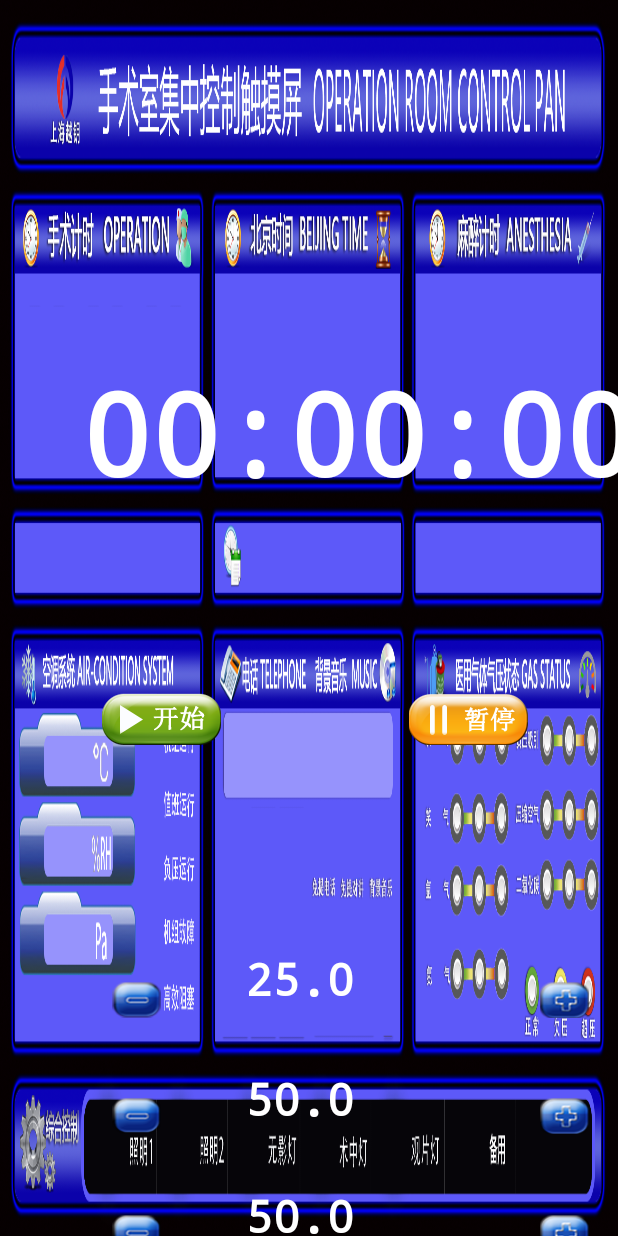
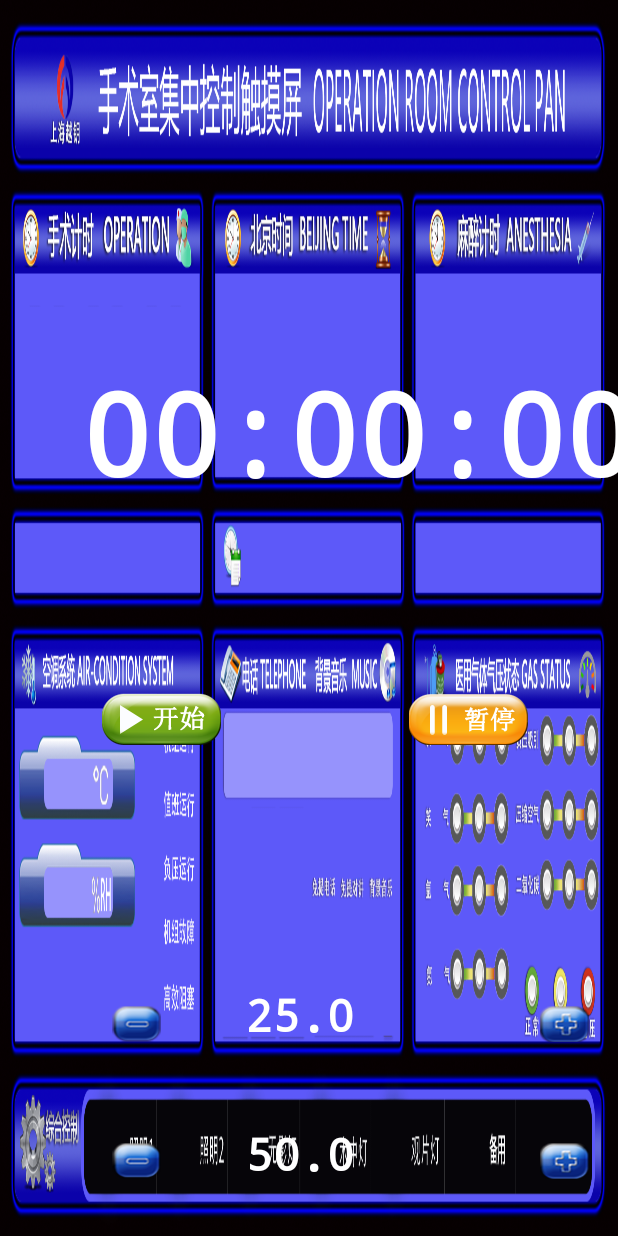
Before and after one commit to fanyouer/TpanleWithPulse, an Android app: the screen it shows after launch (NewProjectTpanelActivity), on a phone screen of 412 x 824 dp. Run offline under Robolectric (Android 15) with nearby library versions, the phone set to English and light mode, and no system bars; 6 statements that could not run were skipped.

Commit message:
无压差基础版备份

```diff
--- a/app/src/main/java/it/ma/tpanel/action/NewProjectTpanelActivity.java
+++ b/app/src/main/java/it/ma/tpanel/action/NewProjectTpanelActivity.java
@@ -206,8 +206,8 @@ public class NewProjectTpanelActivity extends Activity {
         ButDown_shidu = (Button) findViewById(R.id.shidu_down_id);
         ButUp_shidu = (Button) findViewById(R.id.shidu_up_id);
 
-        ButDown_Yacha = (Button) findViewById(R.id.yacha_down_id);
-        ButUp_yacha = (Button) findViewById(R.id.yacha_up_id);
+        //ButDown_Yacha = (Button) findViewById(R.id.yacha_down_id);
+       // ButUp_yacha = (Button) findViewById(R.id.yacha_up_id);
         ButJizu_start_stop = (Button) findViewById(R.id.jizhustart_stop);
         ButZhiban_start_stop = (Button) findViewById(R.id.zhibanstart_stop);
         ButFuya_start_stop = (Button) findViewById(R.id.fuyastart_stop);
@@ -238,8 +238,7 @@ public class NewProjectTpanelActivity extends Activity {
         ButMusic_dongTai = (Button) findViewById(R.id.yinyuedongdai_id);
         tv_WenduDispay = (TextView) findViewById(R.id.tv_wendudisplay_id);
         tv_ShiduDispay = (TextView) findViewById(R.id.tv_shidudisplay_id);
-        tv_YaChaDispay = (TextView) findViewById(R.id.tv_yachadisplay_id);
-
+       // tv_YaChaDispay = (TextView) findViewById(R.id.tv_yachadisplay_id);
 
         /***
          * 氧气
@@ -479,7 +478,7 @@ public class NewProjectTpanelActivity extends Activity {
             }
         });
 
-
+/*
         ButDown_Yacha.setOnTouchListener(new OnTouchListener() {
 
 
@@ -510,7 +509,7 @@ public class NewProjectTpanelActivity extends Activity {
                 return false;
             }
         });
-
+*/
         ButJizu_start_stop.setOnTouchListener(new OnTouchListener() {
 
 
@@ -767,12 +766,13 @@ public class NewProjectTpanelActivity extends Activity {
 
                 if (event.getAction() == MotionEvent.ACTION_DOWN) {
                     v.setBackgroundResource(R.drawable.duijiang_down);
-                    modbus_save_2.setDuiJiangJian((short) 1);
+                   // modbus_save_2.setDuiJiangJian((short) 1);
+                    modbus_save_1.setPrepare((short) 1);
                 } else if (event.getAction() == MotionEvent.ACTION_UP) {
                     v.setBackgroundResource(R.drawable.duijiang_up);
-                    modbus_save_2.setDuiJiangJian((short) 0);
-                }
-
+                  //  modbus_save_2.setDuiJiangJian((short) 0);
+                    modbus_save_1.setPrepare((short) 0);
+                }
 
                 return false;
             }
@@ -1302,7 +1302,7 @@ public class NewProjectTpanelActivity extends Activity {
                             shidu_DisplaySet_Change = 34;
                         }
                     }
-
+/*
                     String SyachaDislay_bai;
                     String SyachaDislay_shi;
                     String SyachaDislay_ge;
@@ -1326,7 +1326,7 @@ public class NewProjectTpanelActivity extends Activity {
 
                     }
 
-
+*/
 
 		      /*  modbus_salve.setWenDuSet(modbus_save_2.getWenDuSet());
 		        modbus_salve.setShiDuSet(modbus_save_2.getShiDuSet());
@@ -1756,7 +1756,6 @@ public class NewProjectTpanelActivity extends Activity {
      */
 
     public void Butduijiang(View v) {
-
     }
 
     /***
@@ -1897,6 +1896,7 @@ public class NewProjectTpanelActivity extends Activity {
      */
 
     public void Butbeiyong(View v) {
+        /*
         if (ButPrepare_variabe == 1) {
             modbus_save_1.setPrepare((short) 0);
             ButPrepare_variabe = 0;
@@ -1907,6 +1907,7 @@ public class NewProjectTpanelActivity extends Activity {
             ButPrepare.setBackgroundResource(R.drawable.led_on);
             modbus_save_1.setPrepare((short) 1);
         }
+        */
     }
 
     /***
--- a/app/src/main/res/layout/main.xml
+++ b/app/src/main/res/layout/main.xml
@@ -132,7 +132,7 @@
              android:layout_width="wrap_content"
              android:layout_height="wrap_content"
              android:layout_x="75dp"
-             android:layout_y="655dp"
+             android:layout_y="671dp"
              android:background="@drawable/up_dijian"
              android:onClick="Butwendu_down"
 
@@ -148,7 +148,7 @@
              android:layout_width="wrap_content"
              android:layout_height="wrap_content"
              android:layout_x="360dp"
-             android:layout_y="655dp"
+             android:layout_y="671dp"
              android:background="@drawable/up_dizeng"
              android:onClick="Butwendu_up"
               />
@@ -159,7 +159,7 @@
                   android:layout_height="wrap_content"
                   android:typeface="monospace"
                   android:layout_x="164dp"
-                  android:layout_y="632dp"
+                  android:layout_y="656dp"
                   android:textSize="45px"
                   android:textStyle="bold"
                   android:text="00.0"
@@ -178,7 +178,7 @@
              android:layout_width="wrap_content"
              android:layout_height="wrap_content"
              android:layout_x="75dp"
-             android:layout_y="732dp"
+             android:layout_y="762dp"
              android:background="@drawable/up_dijian"
              android:onClick="Butshidu_down"
 
@@ -194,7 +194,7 @@
              android:layout_width="wrap_content"
              android:layout_height="wrap_content"
              android:layout_x="360dp"
-             android:layout_y="732dp"
+             android:layout_y="762dp"
              android:background="@drawable/up_dizeng"
              android:onClick="Butshidu_up"
 
@@ -206,7 +206,7 @@
                   android:layout_height="wrap_content"
                   android:typeface="monospace"
                   android:layout_x="164dp"
-                  android:layout_y="712dp"
+                  android:layout_y="749dp"
                   android:textSize="45px"
                   android:textStyle="bold"
                   android:text="00.0"
@@ -216,7 +216,7 @@
 
 
                 <!-- 压差调节按键 -->
-
+    <!--
           <Button
 
         android:id="@+id/yacha_down_id"
@@ -251,7 +251,7 @@
              android:text="00.0"
              android:textColor="#FFFFFF"
    />
-
+       -->
 
 
       <!--  机组起停-->
```
Also changed, not shown: app/src/main/res/drawable-hdpi/background.png (deleted), app/src/main/res/drawable-ldpi/background.png, app/src/main/res/drawable-mdpi/background.png (deleted), 55 other files. Lines whose indentation alone changed are shown as unchanged.
